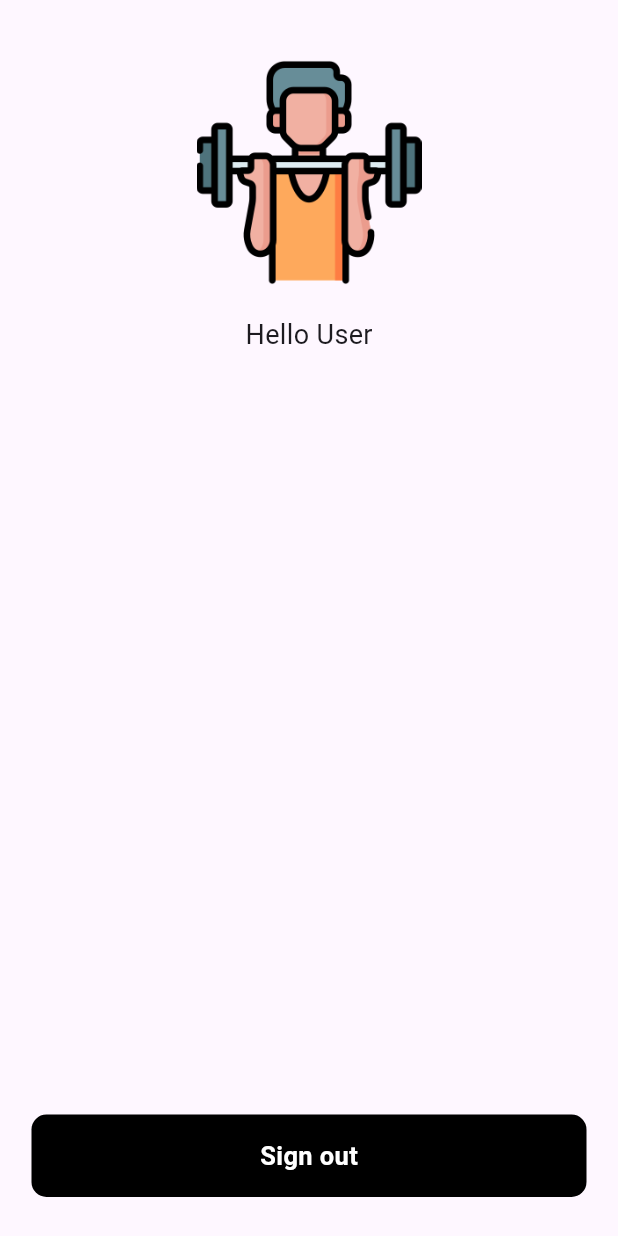
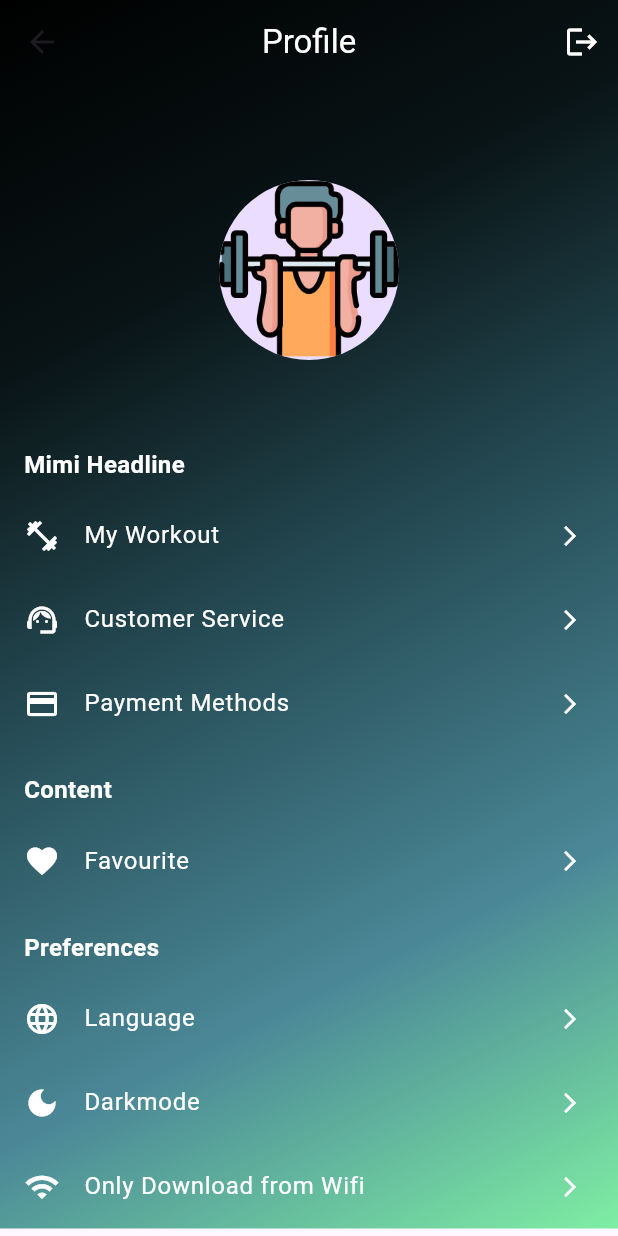
Before and after one commit to cpit252-fall-24-IT2/project-fitness-app, a Flutter app: the Profilescreen screen opened directly, on a phone screen of 412 x 824 dp. Run offline on Flutter 3.47's test engine with Material 3 defaults, Android fonts, the light colour scheme and no system bars; our stand-ins replace google_nav_bar, sqflite, sqflite_common_ffi; accounts and stored records are empty.

Commit message:
completed profile_page

```diff
--- a/lib/Screens/profileScreen.dart
+++ b/lib/Screens/profileScreen.dart
@@ -12,56 +12,137 @@ class _ProfilescreenState extends State<Profilescreen> {
   @override
   Widget build(BuildContext context) {
     return Scaffold(
+      extendBodyBehindAppBar: true,
+      appBar: AppBar(
+        title: const Text(
+          'Profile',
+          style: TextStyle(
+            color: Colors.white,
+          ),
+        ),
+        backgroundColor: Colors.transparent,
+        elevation: 0,
+        centerTitle: true,
+        actions: [
+          IconButton(
+            onPressed: () {
+              showDialog(
+                context: context,
+                builder: (BuildContext context) {
+                  return AlertDialog(
+                    title: const Text('Logout Confirmation'),
+                    content: const Text('Are you sure you want to log out?'),
+                    actions: [
+                      TextButton(
+                        onPressed: () {
+                          Navigator.of(context).pop();
+                        },
+                        child: const Text('Cancel'),
+                      ),
+                      TextButton(
+                        onPressed: () {
+                          Navigator.pushAndRemoveUntil(
+                            context,
+                            MaterialPageRoute(
+                                builder: (context) => const Loginpage()),
+                            (route) => false,
+                          );
+                        },
+                        child: const Text('Logout'),
+                      ),
+                    ],
+                  );
+                },
+              );
+            },
+            icon: const Icon(Icons.logout, color: Colors.white),
+            tooltip: 'Sign Out',
+          ),
+        ],
+      ),
       body: Container(
-        width: double.infinity,
-        height: double.infinity,
-        child: Column(
-          mainAxisAlignment: MainAxisAlignment.start,
-          children: [
-            SizedBox(height: 40),
-            Image.asset(
-              'assets/7922326.png',
-              height: 150,
-              width: 150,
-              fit: BoxFit.cover,
-            ),
-            SizedBox(height: 20),
-            const Text(
-              'Hello User',
-              style: TextStyle(fontSize: 18),
-            ),
-          ],
+        decoration: const BoxDecoration(
+          gradient: LinearGradient(
+            colors: [
+              Color.fromARGB(255, 0, 0, 0),
+              Color.fromARGB(255, 9, 20, 22),
+              Color.fromARGB(255, 40, 80, 90),
+              Color.fromARGB(255, 75, 136, 151),
+              Color.fromARGB(255, 127, 238, 164)
+            ],
+            begin: Alignment.topLeft,
+            end: Alignment.bottomRight,
+          ),
         ),
-      ),
-      floatingActionButtonLocation: FloatingActionButtonLocation.centerFloat,
-      floatingActionButton: GestureDetector(
-        onTap: () {
-          Navigator.pushAndRemoveUntil(
-            context,
-            MaterialPageRoute(builder: (context) => Loginpage()),
-            (route) => false,
-          );
-        },
-        child: Container(
-          height: 55,
-          width: 370,
-          margin: const EdgeInsets.all(10),
-          decoration: BoxDecoration(
-            color: const Color.fromARGB(255, 0, 0, 0),
-            borderRadius: BorderRadius.circular(10),
-          ),
-          child: const Center(
-            child: Text(
-              'Sign out',
-              style: TextStyle(
-                color: Color.fromARGB(255, 255, 255, 255),
-                fontWeight: FontWeight.bold,
-                fontSize: 17,
+        child: SingleChildScrollView(
+          child: Column(
+            children: [
+              const SizedBox(height: 100),
+              Container(
+                padding: const EdgeInsets.symmetric(vertical: 20),
+                child: Column(
+                  children: [
+                    const CircleAvatar(
+                      radius: 60,
+                      backgroundImage: AssetImage('assets/7922326.png'),
+                    ),
+                    const SizedBox(height: 10),
+                  ],
+                ),
               ),
-            ),
+              const SizedBox(height: 20),
+
+              // Sections for options
+              _buildSectionHeader('Mimi Headline'),
+              _buildListTile('My Workout', Icons.fitness_center),
+              _buildListTile('Customer Service', Icons.support_agent),
+              _buildListTile('Payment Methods', Icons.payment),
+
+              const SizedBox(height: 10),
+
+              _buildSectionHeader('Content'),
+              _buildListTile('Favourite', Icons.favorite),
+
+              const SizedBox(height: 10),
+
+              _buildSectionHeader('Preferences'),
+              _buildListTile('Language', Icons.language),
+              _buildListTile('Darkmode', Icons.dark_mode),
+              _buildListTile('Only Download from Wifi', Icons.wifi),
+            ],
           ),
         ),
       ),
     );
   }
+
+  Widget _buildSectionHeader(String title) {
+    return Padding(
+      padding: const EdgeInsets.symmetric(horizontal: 16.0, vertical: 8.0),
+      child: Align(
+        alignment: Alignment.centerLeft,
+        child: Text(
+          title,
+          style: const TextStyle(
+            fontSize: 16,
+            fontWeight: FontWeight.bold,
+            color: Colors.white,
+          ),
+        ),
+      ),
+    );
+  }
+
+  Widget _buildListTile(String title, IconData icon) {
+    return ListTile(
+      leading: Icon(icon, color: Colors.white),
+      title: Text(
+        title,
+        style: const TextStyle(color: Colors.white),
+      ),
+      trailing:
+          const Icon(Icons.arrow_forward_ios, size: 16, color: Colors.white),
+      onTap: () {},
+    );
+  }
 }
--- a/lib/main.dart
+++ b/lib/main.dart
@@ -4,10 +4,9 @@ import 'package:sqflite/sqflite.dart';
 import 'package:sqflite_common_ffi/sqflite_ffi.dart';
 
 void main() {
+  //sqfliteFfiInit();
 
-  sqfliteFfiInit();
-
-  databaseFactory = databaseFactoryFfi;
+  //databaseFactory = databaseFactoryFfi;
 
   runApp(const MyApp());
 }
```
Also changed, not shown: pubspec.lock.
